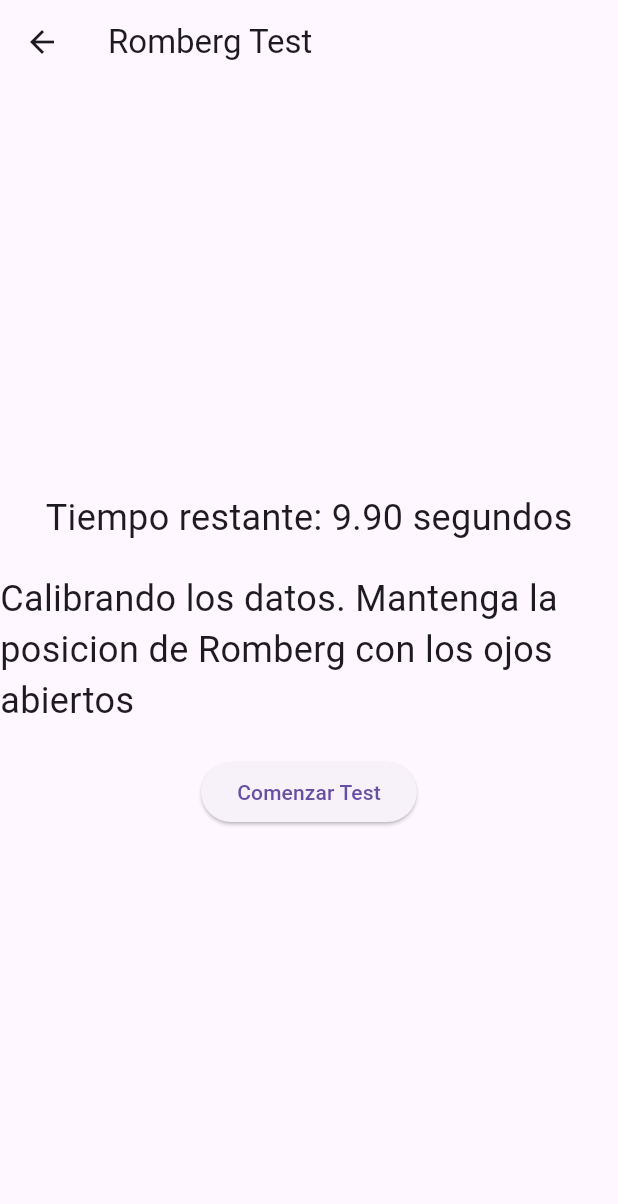
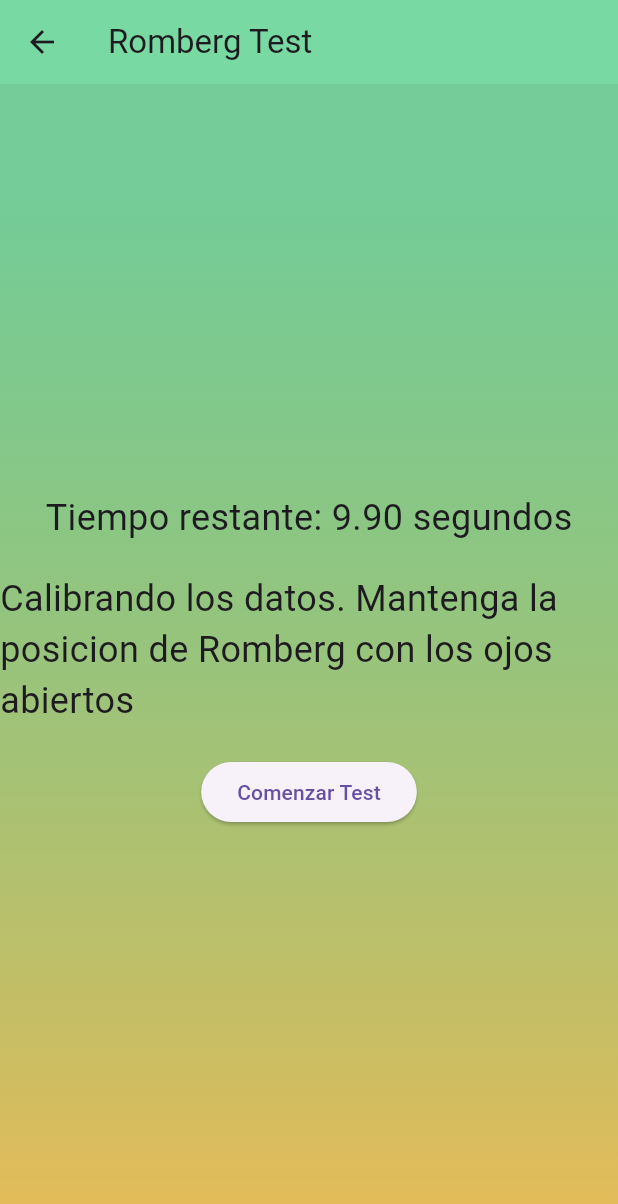
Before and after one commit to ElectroZombie/Romberg-test, a Flutter app: the RombergTest screen opened by its route, after a tap on "Comenzar Test", on a phone screen of 412 x 824 dp. Shown: the top 1204 px of the screen. Run offline on Flutter 3.47's test engine with Material 3 defaults, Android fonts, the phone set to English and light mode, and no system bars; our stand-ins replace carousel_slider, fl_chart, just_audio, permission_handler, sensors, shared_preferences and 1 more; missing offline and left inert: flutter_sensors; accounts and stored records are empty.

Commit message:
Revisado. Quitados los comentarios viejos y puestos otros

```diff
--- a/lib/db/db.dart
+++ b/lib/db/db.dart
@@ -106,21 +106,7 @@ class DB {
 
   static Future<void> insertNewTest(TestModel test) async {
     Database D = await _openDB();
-//     El error DatabaseException(UNIQUE constraint failed: test.id_test) indica que estás intentando insertar un valor en la columna id_test que ya existe en la base de datos, lo cual viola la restricción de unicidad de esa columna12.
-
-// Aquí hay algunas posibles soluciones:
-
-//     Verificar los datos antes de la inserción: Antes de intentar insertar datos, puedes ejecutar una comprobación en tu aplicación para asegurarte de que el valor no exista ya en la base de datos3.
-
-//     Manejar el error de manera adecuada: Cuando un error no puede ser prevenido, es importante manejarlo de manera adecuada3.
-
-//     Actualizar el esquema de la base de datos: Si no te importa generar los IDs por ti mismo, puedes agregar la configuración AUTOINCREMENT a la definición de tu columna id_test. De esta manera, se llenará automáticamente y cada fila tendrá su propio valor único2.
-
-//     Usar ConflictAlgorithm.replace: En la función de inserción de la base de datos, puedes agregar conflictAlgorithm: ConflictAlgorithm.replace. Esto reemplazará el valor único existente1.
-
-// Por favor, revisa tu código y asegúrate de que estás proporcionando un valor único para la columna id_test cuando intentas insertar datos en la tabla test. Si el problema persiste, considera consultar con un experto en Flutter o SQLite para obtener ayuda más específica.
-
-  await   D.insert('test', test.toMap());
+    await D.insert('test', test.toMap());
   }
 
   static Future<List<Tuple>> getAllTestNames() async {
@@ -145,7 +131,7 @@ class DB {
 
   static Future<void> insertNewTestDone(TestDoneModel testDoneModel) async {
     Database D = await _openDB();
-   await  D.insert('test_done', testDoneModel.toMap());
+    await D.insert('test_done', testDoneModel.toMap());
   }
 
   static Future<List<TestDoneModel>> getAllTestDoneByUser(idUser) async {
@@ -193,7 +179,6 @@ class DB {
 
   static Future<void> insertDataTestDone(TestDataModel testDataModel) async {
     Database D = await _openDB();
-//revisa bien el id q se esta usando pq creo q siempre estabas poniendo 1 y no se si el metodo q puse es el q va
     for (int i = 0; i < testDataModel.curva.length; i++) {
       await D.rawInsert(
           "INSERT INTO data_test_done VALUES (${testDataModel.idTestDone}, ${testDataModel.curva[i].gx}, ${testDataModel.curva[i].gy}, ${testDataModel.curva[i].gz}, ${testDataModel.curva[i].ax}, ${testDataModel.curva[i].ay}, ${testDataModel.curva[i].az}, ${testDataModel.curva[i].tiempo})");
@@ -224,34 +209,20 @@ class DB {
   }
 
   static Future<int> getLastIdValueRange() async {
-  Database D = await _openDB();
-  final List<Map<String, dynamic>> Q =
-      await D.rawQuery('SELECT MAX(id_value_range) as max_id FROM value_range');
-  return List.generate(Q.length, (i) => Q[i]['max_id']).first ?? 1;
-}
+    Database D = await _openDB();
+    final List<Map<String, dynamic>> Q = await D
+        .rawQuery('SELECT MAX(id_value_range) as max_id FROM value_range');
+    return List.generate(Q.length, (i) => Q[i]['max_id']).first ?? 1;
+  }
 
   static Future<void> insertNewDataRange(ValueRangeModel valueRange) async {
     Database D = await _openDB();
 
-   await D.insert('value_range', valueRange.toMap());
-//   El error DatabaseException(UNIQUE constraint failed: value_range.id_value_range) indica que estás intentando insertar un valor en la columna id_value_range que ya existe en la base de datos, lo cual viola la restricción de unicidad de esa columna12.
-
-// Aquí hay algunas posibles soluciones:
-
-//     Verificar los datos antes de la inserción: Antes de intentar insertar datos, puedes ejecutar una comprobación en tu aplicación para asegurarte de que el valor no exista ya en la base de datos3.
-
-//     Manejar el error de manera adecuada: Cuando un error no puede ser prevenido, es importante manejarlo de manera adecuada3.
-
-//     Actualizar el esquema de la base de datos: Si no te importa generar los IDs por ti mismo, puedes agregar la configuración AUTOINCREMENT a la definición de tu columna id_value_range. De esta manera, se llenará automáticamente y cada fila tendrá su propio valor único2.
-
-//     Usar ConflictAlgorithm.replace: En la función de inserción de la base de datos, puedes agregar conflictAlgorithm: ConflictAlgorithm.replace. Esto reemplazará el valor único existente2.
-
-// Por favor, revisa tu código y asegúrate de que estás proporcionando un valor único para la columna id_value_range cuando intentas insertar datos en la tabla value_range. Si el problema persiste, considera consultar con un experto en Flutter o SQLite para obtener ayuda más específica.
-
+    await D.insert('value_range', valueRange.toMap());
     int id = await getLastIdValueRange();
 
     for (int i = 0; i < valueRange.rangoCurva.length; i++) {
-     await  D.rawInsert(
+      await D.rawInsert(
           "INSERT INTO value_range_data VALUES ($id, $i, ${valueRange.rangoCurva[i].gxi}, ${valueRange.rangoCurva[i].gxri}, ${valueRange.rangoCurva[i].gyi}, ${valueRange.rangoCurva[i].gyri}, ${valueRange.rangoCurva[i].gzi}, ${valueRange.rangoCurva[i].gzri}, ${valueRange.rangoCurva[i].axi}, ${valueRange.rangoCurva[i].axri}, ${valueRange.rangoCurva[i].ayi}, ${valueRange.rangoCurva[i].ayri}, ${valueRange.rangoCurva[i].azi}, ${valueRange.rangoCurva[i].azri})");
     }
   }
--- a/lib/frames/romberg_test.dart
+++ b/lib/frames/romberg_test.dart
@@ -7,6 +7,7 @@ import 'package:romberg_test/models/curve_point_range_model.dart';
 import 'package:romberg_test/models/test_data_model.dart';
 import 'package:romberg_test/models/test_done_model.dart';
 import 'package:romberg_test/models/value_range_model.dart';
+import 'package:romberg_test/widgets/gradient.dart';
 import 'package:sensors/sensors.dart';
 
 import 'package:romberg_test/utils/pdf_actions.dart';
@@ -213,7 +214,7 @@ class RombergTestState extends State<RombergTest> {
           "Calibrando los datos. Mantenga la posicion de Romberg con los ojos abiertos";
     });
 
-    Timer.periodic(Duration(milliseconds: 10), (Timer timer) {
+    Timer.periodic(const Duration(milliseconds: 10), (Timer timer) {
       setState(() {
         _timerSeconds -= 0.01; // Restamos 0.01 segundos (10 milisegundos)
         if (_timerSeconds <= 0) {
@@ -270,11 +271,11 @@ class RombergTestState extends State<RombergTest> {
   }
 
   reproducirAudio() async {
-    // final player = AudioPlayer();
-    // final duration = await player.setUrl('/assets/audio1.mp3');
-    // await player.play();
-    // player.stop();
-//el audio no pincha no tengo idea pq creo q el errore esta en q no encuentra el audio
+    //Hay que probar las dependiencias de audio:
+    //just_audio
+    //audioplayers
+    //soundpool
+    //para ver cual funciona, si es que funciona alguna
   }
 
   Future<void> tiempoEspera() async {
@@ -353,12 +354,8 @@ class RombergTestState extends State<RombergTest> {
   }
 
   Future<void> guardarDatosTest() async {
-    // TestModel test = TestModel(id: 1, name: "Test1", time: 30);
-    // await DB.insertNewTest(test);
-
     TestDoneModel testDone = TestDoneModel(
         idTestDone: (await DB.getLastIdTestDone()) + 1,
-        //aqui saco primero el ultimo id de test hechos, y le sumo 1. Esto deberia resolver los problemas de base de datos
         idTest: 1,
         idUser: 1,
         valorUser: 100,
@@ -366,14 +363,16 @@ class RombergTestState extends State<RombergTest> {
 
     await DB.insertNewTestDone(testDone);
 
-    TestDataModel testData = TestDataModel(idTestDone: 1);
+    TestDataModel testData = TestDataModel(idTestDone: testDone.idTestDone);
+    //Arreglado lo del idTestDone. Borra el comentario despues
     for (var i = 1; i < gxValues.length; i++) {
       testData.insertCurvePoint(i, gxValues[i], gyValues[i], gzValues[i],
           xValues[i], yValues[i], zValues[i]);
     }
     await DB.insertDataTestDone(testData);
 
-    // exportPDF();
+    exportPDF();
+    //Lo habilito para verificar con estos datos los que salgan en las graficas
 
     navigate();
   }
@@ -382,8 +381,6 @@ class RombergTestState extends State<RombergTest> {
     int idtestDone = await DB.getLastIdTestDone();
     int idRange = await DB.getLastIdValueRange();
     List<int> ids = [1, idRange, idtestDone];
-    //no se q significa ese 1 en los ids.
-    //R:Es pal usuario, que ahora no hace falta, por eso lo paso generico
     ir(ids);
   }
 
@@ -391,7 +388,7 @@ class RombergTestState extends State<RombergTest> {
     Navigator.push<void>(
       context,
       MaterialPageRoute<void>(
-      builder: (BuildContext context) =>  UserResults(idRange: ids[1],idTest: ids[2],),
+        builder: (BuildContext context) => UserResults(listaIds: ids),
       ),
     );
   }
@@ -404,11 +401,15 @@ class RombergTestState extends State<RombergTest> {
   Widget build(BuildContext context) {
     return Scaffold(
         appBar: AppBar(
-        title: Text('Romberg Test'),
-        leading: BackButtonIcon(),
+          backgroundColor: Color.fromARGB(199, 84, 209, 136),
+          title: const Text('Romberg Test'),
+          leading: const BackButtonIcon(),
         ),
         //drawer: drawer(context),
-      body: Center(
+        body: Stack(
+          children: [
+            gradient(),
+            Center(
               child: Column(
                 mainAxisAlignment: MainAxisAlignment.center,
                 children: [
@@ -417,23 +418,24 @@ class RombergTestState extends State<RombergTest> {
                       children: [
                         Text(
                           'Tiempo restante: ${_timerSeconds.toStringAsFixed(2)} segundos',
-                    style: TextStyle(fontSize: 24),
+                          style: const TextStyle(fontSize: 24),
                         ),
                         const SizedBox(height: 20),
                         Text(
                           mensaje,
-                    style: TextStyle(fontSize: 24),
+                          style: const TextStyle(fontSize: 24),
                         ),
                       ],
                     ),
                   const SizedBox(height: 20),
                   ElevatedButton(
                     onPressed: () => startRecording(),
-              child: Text('Comenzar Test'),
+                    child: const Text('Comenzar Test'),
                   ),
                 ],
               ),
             ),
-    );
+          ],
+        ));
   }
 }
```
Lines whose indentation alone changed are shown as unchanged.
